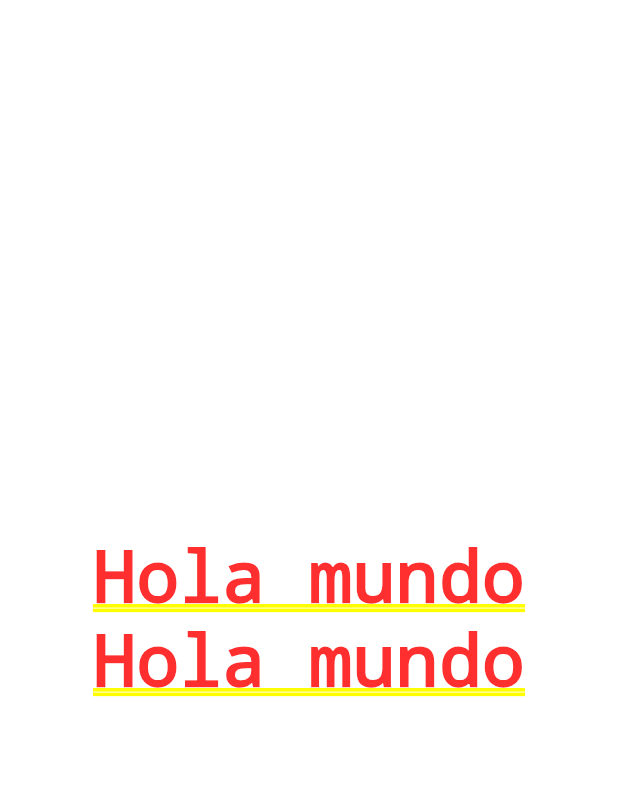
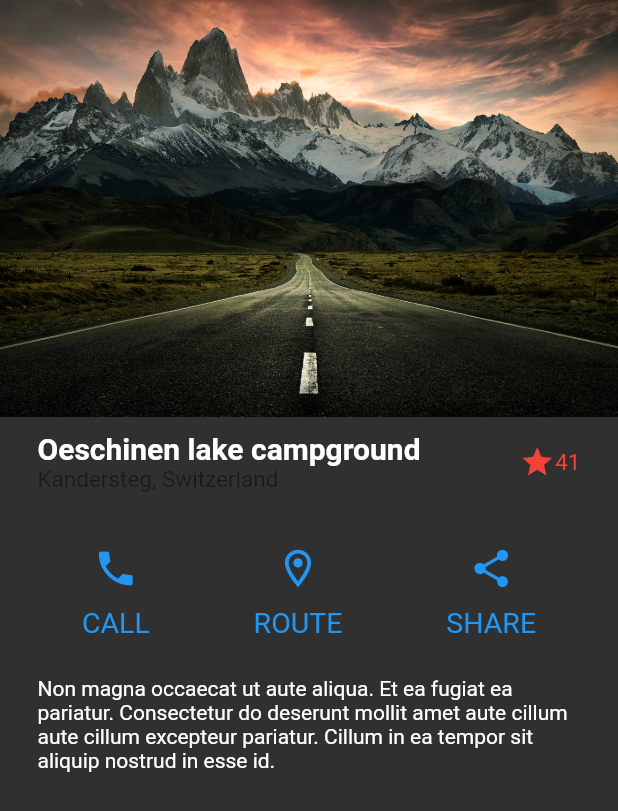
Before and after one commit to IvanLpJc/Flutter-designs, a Flutter app: the screen it shows after launch, on a phone screen of 412 x 824 dp. Shown: the top 811 px of the screen. Run offline on Flutter 3.47's test engine with Material 2 defaults, Android fonts, the phone set to English and light mode, and no system bars.

Commit message:
App finished

```diff
--- a/lib/main.dart
+++ b/lib/main.dart
@@ -1,30 +1,28 @@
 import 'package:flutter/material.dart';
 
-void main() => runApp(MyApp());
+import 'package:disenos/src/screens/screens.dart';
+import 'package:flutter/services.dart';
+
+void main() => runApp(const MyApp());
 
 class MyApp extends StatelessWidget {
-  @override
-  Widget build(BuildContext context) {
-    return const MaterialApp(
-        debugShowCheckedModeBanner: false,
-        title: 'Material App',
-        home: TempHomeScreen());
-  }
-}
-
-class TempHomeScreen extends StatelessWidget {
-  const TempHomeScreen({
-    Key? key,
-  }) : super(key: key);
+  const MyApp({Key? key}) : super(key: key);
 
   @override
   Widget build(BuildContext context) {
-    return Column(
-      mainAxisAlignment: MainAxisAlignment.center,
-      children: const [
-        Text('Hola mundo'),
-        Text('Hola mundo'),
-      ],
+    //i Con esto modificamos los colores de los iconos de la barra de tareas
+    SystemChrome.setSystemUIOverlayStyle(SystemUiOverlayStyle.light);
+
+    return MaterialApp(
+      debugShowCheckedModeBanner: false,
+      title: 'Material App',
+      theme: ThemeData.dark(),
+      initialRoute: 'basicDesign',
+      routes: {
+        'basicDesign': (_) => const BasicDesignScreen(),
+        'scrollScreen': (_) => ScrollScreen(),
+        'homeScreen': (_) => const HomeScreen(),
+      },
     );
   }
 }
--- /dev/null
+++ b/lib/src/screens/basic_design.dart
@@ -0,0 +1,130 @@
+import 'package:flutter/material.dart';
+
+class BasicDesignScreen extends StatelessWidget {
+  const BasicDesignScreen({Key? key}) : super(key: key);
+
+  @override
+  Widget build(BuildContext context) {
+    return Scaffold(
+      body: Column(
+        children: [
+          //* Imagen superior
+          Image(image: AssetImage('assets/landscape.jpg')),
+
+          //* Título
+          Title(),
+
+          //*Botonera
+          BottomSection(),
+
+          Container(
+            margin: const EdgeInsets.symmetric(horizontal: 25),
+            child: const Text(
+                'Non magna occaecat ut aute aliqua. Et ea fugiat ea pariatur. Consectetur do deserunt mollit amet aute cillum aute cillum excepteur pariatur. Cillum in ea tempor sit aliquip nostrud in esse id.'),
+          )
+        ],
+      ),
+    );
+  }
+}
+
+class Title extends StatelessWidget {
+  const Title({
+    Key? key,
+  }) : super(key: key);
+
+  @override
+  Widget build(BuildContext context) {
+    return Container(
+      margin: const EdgeInsets.symmetric(horizontal: 25, vertical: 10),
+      child: Row(
+        children: [
+          Column(
+            crossAxisAlignment: CrossAxisAlignment.start,
+            children: const [
+              Text(
+                'Oeschinen lake campground',
+                style: TextStyle(fontWeight: FontWeight.bold, fontSize: 20),
+              ),
+              Text(
+                'Kandersteg, Switzerland',
+                style: TextStyle(color: Colors.black45, fontSize: 15),
+              ),
+            ],
+          ),
+          //* Se expande todo lo que pueda dejando al resto de widget solo el
+          //* espacio justo que necesitan
+          Expanded(child: Container()),
+          const Icon(
+            Icons.star,
+            color: Colors.red,
+          ),
+          const Text('41', style: TextStyle(color: Colors.red, fontSize: 15)),
+        ],
+      ),
+    );
+  }
+}
+
+class BottomSection extends StatelessWidget {
+  const BottomSection({
+    Key? key,
+  }) : super(key: key);
+
+  @override
+  Widget build(BuildContext context) {
+    return Container(
+      margin: const EdgeInsets.symmetric(horizontal: 20, vertical: 25),
+      width: double.infinity,
+      child: Row(
+        mainAxisAlignment: MainAxisAlignment.spaceAround,
+        children: const [
+          CustomButton(
+            title: 'CALL',
+            icon: Icons.phone,
+          ),
+          CustomButton(
+            title: 'ROUTE',
+            icon: Icons.room_outlined,
+          ),
+          CustomButton(
+            title: 'SHARE',
+            icon: Icons.share,
+          ),
+        ],
+      ),
+    );
+  }
+}
+
+class CustomButton extends StatelessWidget {
+  final String title;
+
+  final IconData icon;
+
+  const CustomButton({Key? key, required this.icon, required this.title})
+      : super(key: key);
+
+  @override
+  Widget build(BuildContext context) {
+    return GestureDetector(
+      onTap: (() => Navigator.pushNamed(context, 'scrollScreen')),
+      child: Column(
+        children: [
+          Icon(
+            icon,
+            color: Colors.blue,
+            size: 30,
+          ),
+          const SizedBox(
+            height: 10,
+          ),
+          Text(
+            title,
+            style: const TextStyle(color: Colors.blue, fontSize: 19),
+          ),
+        ],
+      ),
+    );
+  }
+}
--- /dev/null
+++ b/lib/src/screens/screens.dart
@@ -0,0 +1,3 @@
+export 'package:disenos/src/screens/basic_design.dart';
+export 'package:disenos/src/screens/scroll_design.dart';
+export 'package:disenos/src/screens/home_screen.dart';
--- /dev/null
+++ b/lib/src/widgets/widgets.dart
@@ -0,0 +1,4 @@
+export 'package:disenos/src/widgets/background.dart';
+export 'package:disenos/src/widgets/custom_bottom_navigation.dart';
+export 'package:disenos/src/widgets/page_title.dart';
+export 'package:disenos/src/widgets/card_table.dart';
--- a/pubspec.yaml
+++ b/pubspec.yaml
@@ -58,8 +58,8 @@ flutter:
   uses-material-design: true
 
   # To add assets to your application, add an assets section, like this:
-  # assets:
-  #   - images/a_dot_burr.jpeg
+  assets:
+    - assets/
   #   - images/a_dot_ham.jpeg
 
   # An image asset can refer to one or more resolution-specific "variants", see
```
Also changed, not shown: lib/src/screens/home_screen.dart (added, +36 -0 lines), lib/src/screens/scroll_design.dart (added, +120 -0 lines), lib/src/widgets/background.dart (added, +48 -0 lines), lib/src/widgets/card_table.dart (added, +112 -0 lines), lib/src/widgets/custom_bottom_navigation.dart (added, +37 -0 lines), lib/src/widgets/page_title.dart (added, +32 -0 lines), assets/landscape.jpg (added), assets/scroll-1.png (added).
